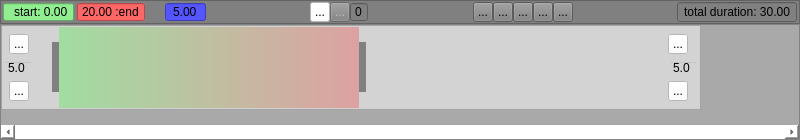
Above: animtimeline.ui from hiergaut/AnimTimeline before the change. Below: the same form after it.
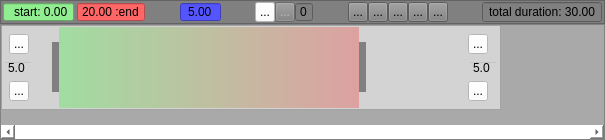
That is the form after the change. Icons and pictures are not drawn. Custom widgets are drawn as their Qt base class.

Commit message: can increase width of timeline

Patch:
```diff
--- a/animtimeline.ui
+++ b/animtimeline.ui
@@ -6,7 +6,7 @@
    <rect>
     <x>0</x>
     <y>0</y>
-    <width>800</width>
+    <width>605</width>
     <height>140</height>
    </rect>
   </property>
@@ -188,11 +188,11 @@
          <enum>Qt::Horizontal</enum>
         </property>
         <property name="sizeType">
-         <enum>QSizePolicy::Minimum</enum>
+         <enum>QSizePolicy::Expanding</enum>
         </property>
         <property name="sizeHint" stdset="0">
          <size>
-          <width>20</width>
+          <width>0</width>
           <height>20</height>
          </size>
         </property>
@@ -257,7 +257,7 @@
         </property>
         <property name="sizeHint" stdset="0">
          <size>
-          <width>40</width>
+          <width>0</width>
           <height>20</height>
          </size>
         </property>
@@ -343,7 +343,7 @@
         </property>
         <property name="sizeHint" stdset="0">
          <size>
-          <width>40</width>
+          <width>0</width>
           <height>20</height>
          </size>
         </property>
@@ -456,7 +456,7 @@
         </property>
         <property name="sizeHint" stdset="0">
          <size>
-          <width>40</width>
+          <width>0</width>
           <height>20</height>
          </size>
         </property>
@@ -524,7 +524,7 @@
        <rect>
         <x>0</x>
         <y>0</y>
-        <width>700</width>
+        <width>500</width>
         <height>103</height>
        </rect>
       </property>
@@ -536,7 +536,7 @@
       </property>
       <property name="minimumSize">
        <size>
-        <width>700</width>
+        <width>500</width>
         <height>0</height>
        </size>
       </property>
```
The commit also changes 4 other files.
